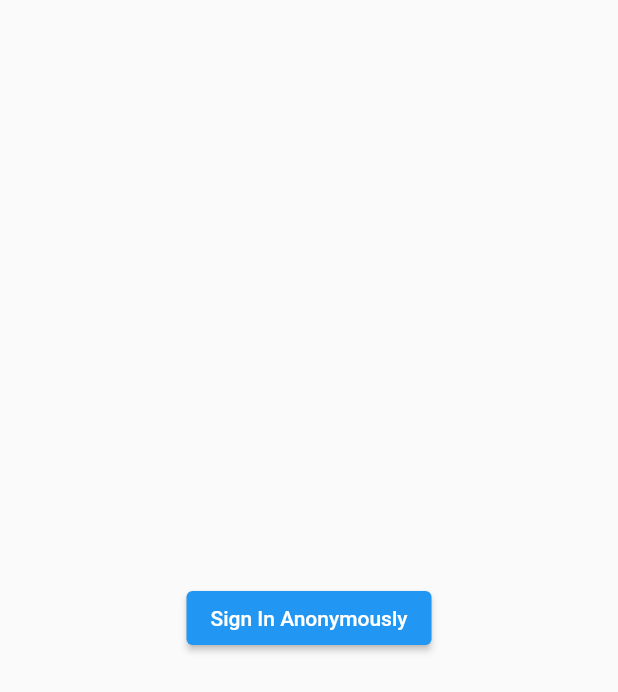
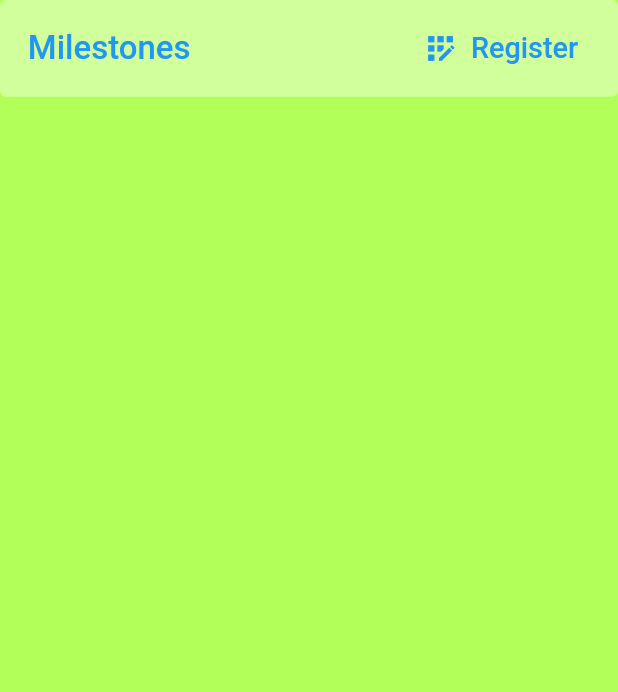
Before and after one commit to adizcode/milestones, a Flutter app: the screen it shows after launch, on a phone screen of 412 x 824 dp. Shown: the top 692 px of the screen. Run offline on Flutter 3.47's test engine with Material 2 defaults, Android fonts, the phone set to English and light mode, and no system bars; our stand-ins replace cloud_firestore, firebase_auth, firebase_core, google_fonts, sizer, step_progress_indicator; accounts and stored records are empty.

Commit message:
Add Login and Register Screens

```diff
--- a/lib/screens/authenticate/authenticate.dart
+++ b/lib/screens/authenticate/authenticate.dart
@@ -1,19 +1,28 @@
 import 'package:flutter/material.dart';
-import 'package:milestones/services/auth.dart';
+import 'package:milestones/screens/authenticate/register.dart';
 
-class Authenticate extends StatelessWidget {
+import 'login.dart';
+
+class Authenticate extends StatefulWidget {
   const Authenticate({Key? key}) : super(key: key);
+
+  @override
+  State<Authenticate> createState() => _AuthenticateState();
+}
+
+class _AuthenticateState extends State<Authenticate> {
+  bool showSignIn = true;
+
+  void _toggleView() {
+    setState(() => showSignIn = !showSignIn);
+  }
 
   @override
   Widget build(BuildContext context) {
     return Scaffold(
-      body: Center(
-        child: ElevatedButton(
-          child: const Text('Sign In Anonymously'),
-          onPressed: () async {
-            await AuthService().signInAnon();
-          },
-        ),
+      backgroundColor: Colors.lightGreenAccent,
+      body: SafeArea(
+        child: showSignIn ? LoginScreen(toggleView: _toggleView) : RegisterScreen(toggleView: _toggleView),
       ),
     );
   }
--- a/lib/screens/authenticate/login.dart
+++ b/lib/screens/authenticate/login.dart
@@ -0,0 +1,33 @@
+import 'package:flutter/material.dart';
+import 'package:milestones/widgets/milestones_bar.dart';
+import 'package:sizer/sizer.dart';
+
+class LoginScreen extends StatelessWidget {
+  const LoginScreen({
+    Key? key,
+    required this.toggleView,
+  }) : super(key: key);
+
+  final void Function() toggleView;
+
+  @override
+  Widget build(BuildContext context) {
+    return Stack(
+      children: [
+        Container(
+          height: 100.h,
+          width: 100.w,
+          color: Colors.lightGreenAccent,
+        ),
+        Align(
+          alignment: const Alignment(0, -1),
+          child: MilestonesBar(
+            onActionPressed: toggleView,
+            actionIcon: Icons.app_registration,
+            actionLabel: 'Register',
+          ),
+        )
+      ],
+    );
+  }
+}
```
Also changed, not shown: lib/screens/authenticate/register.dart (+33 -0 lines).
